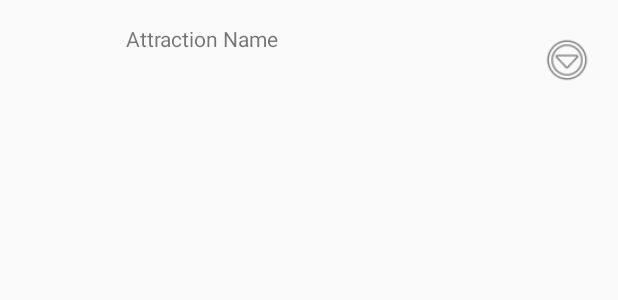
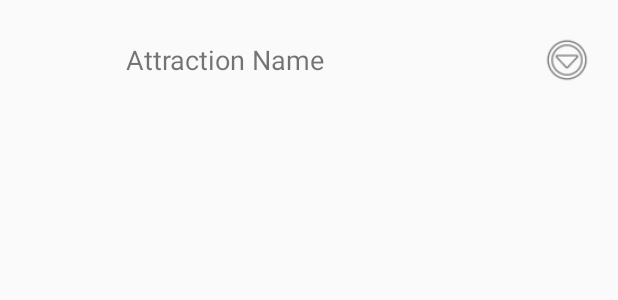
Before and after one commit to Rif7/TourGuideApp, an Android app: the layout tourist_attraction_item.xml on its own in the app's theme, with its tools: preview values and no code run, on a phone screen of 412 x 824 dp. Shown: the top 300 px of the screen. Run offline under Robolectric (Android 15) with nearby library versions, the phone set to English and light mode, and no system bars.

Commit message:
Fixed setting proper background color in lists and in detailsActivity

```diff
--- a/app/src/main/java/com/example/android/tourguideapp/TouristAttractionDetailsActivity.java
+++ b/app/src/main/java/com/example/android/tourguideapp/TouristAttractionDetailsActivity.java
@@ -2,6 +2,7 @@ package com.example.android.tourguideapp;
 
 import android.content.Intent;
 import android.net.Uri;
+import android.support.v4.content.ContextCompat;
 import android.support.v7.app.ActionBar;
 import android.support.v7.app.AppCompatActivity;
 import android.os.Bundle;
@@ -33,6 +34,9 @@ public class TouristAttractionDetailsActivity extends AppCompatActivity {
 
 
         final TouristAttraction touristAttraction = TouristAttractionManager.getInstance().detailedTouristAttraction;
+        View view = findViewById(R.id.details_item_root);
+        view.setBackgroundColor(ContextCompat.getColor(this, touristAttraction.getType().getDefaultColor()));
+
         if (touristAttraction.hasImageID()) {
             ImageView photo = (ImageView) findViewById(R.id.details_photo);
             photo.setImageResource(touristAttraction.getImageID());
--- a/app/src/main/res/layout/tourist_attraction_item.xml
+++ b/app/src/main/res/layout/tourist_attraction_item.xml
@@ -16,9 +16,11 @@
 
     <TextView
         android:id="@+id/ta_item_name"
+        android:textSize="18sp"
         android:layout_weight="1"
         android:layout_width="0dp"
-        android:layout_height="48dp"
+        android:layout_height="match_parent"
+        android:gravity="center_vertical"
         android:layout_marginTop="16dp"
         android:layout_marginBottom="16dp"
         android:layout_marginLeft="4dp"
```
Also changed, not shown: app/src/main/java/com/example/android/tourguideapp/TouristAttractionAdapter.java (+6 -1 lines).
